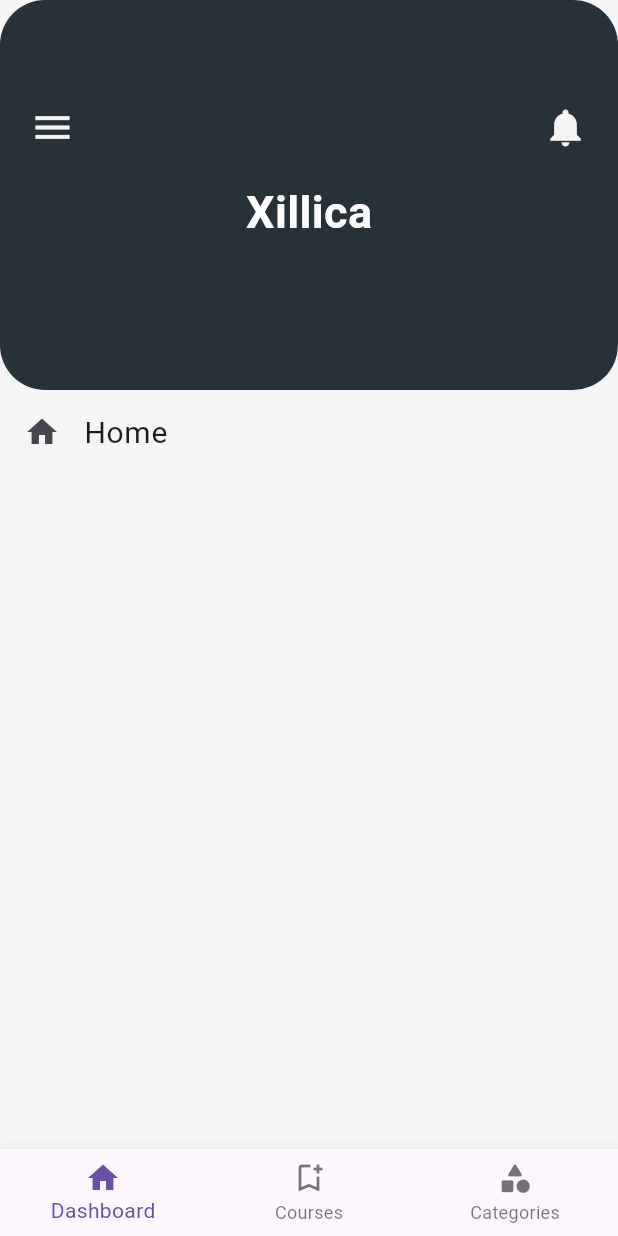
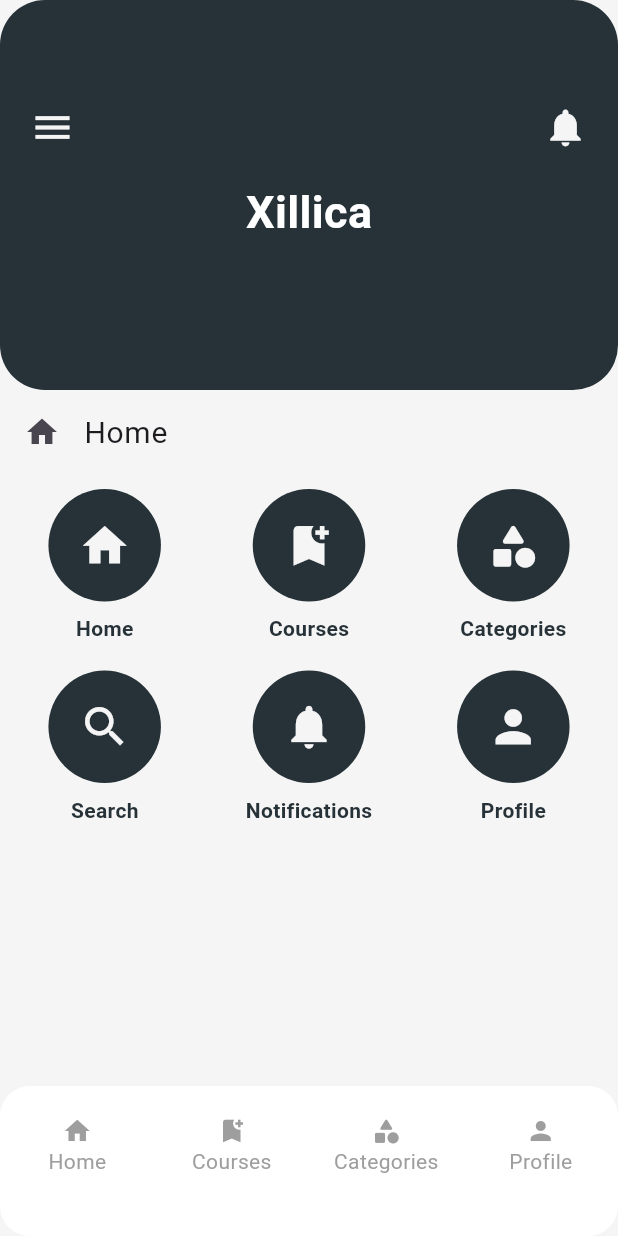
Before and after one commit to Chipsey/flutter-dev-template, a Flutter app: the screen it shows after launch, on a phone screen of 412 x 824 dp. Run offline on Flutter 3.47's test engine with Material 3 defaults, Android fonts, the phone set to English and light mode, and no system bars.

Commit message:
Rounded items init

```diff
--- /dev/null
+++ b/lib/components/customBottomNavBar.dart
@@ -0,0 +1,92 @@
+import 'package:flutter/material.dart';
+
+class CustomBottomNavBar extends StatelessWidget {
+  CustomBottomNavBar({Key? key});
+
+  // Define the routes and their corresponding icons and texts
+  final List<Map<String, dynamic>> routes = [
+    {
+      'route': '/dashboard',
+      'icon': Icons.home,
+      'text': 'Home',
+    },
+    {
+      'route': '/courses',
+      'icon': Icons.bookmark_add,
+      'text': 'Courses',
+    },
+    {
+      'route': '/categories',
+      'icon': Icons.category_rounded,
+      'text': 'Categories',
+    },
+    {
+      'route': '/profile',
+      'icon': Icons.person,
+      'text': 'Profile',
+    },
+  ];
+
+  checkCurrentRoute(String checkingRoute, String currentRoute) {
+    return checkingRoute == currentRoute;
+  }
+
+  @override
+  Widget build(BuildContext context) {
+    ///////////// Get the current route ////////////////
+    String currentRoute = ModalRoute.of(context)?.settings.name ?? '';
+
+    return Container(
+      height: 100, // Adjust height as needed
+      decoration: BoxDecoration(
+        color: Colors.white,
+        borderRadius: BorderRadius.circular(20),
+      ),
+      child: Column(
+        crossAxisAlignment: CrossAxisAlignment.center,
+        children: [
+          ///////////// Content //////////////
+          Row(
+            mainAxisAlignment: MainAxisAlignment.spaceBetween,
+            children: routes.map((routeData) {
+              return Expanded(
+                child: GestureDetector(
+                  onTap: () {
+                    Navigator.pushNamed(context, routeData['route']);
+                  },
+                  child: Container(
+                    padding: EdgeInsets.symmetric(vertical: 20),
+                    child: Column(
+                      children: [
+                        Icon(
+                          routeData['icon'],
+                          color: checkCurrentRoute(
+                                  routeData['route'], currentRoute)
+                              ? Colors.blueGrey[900]
+                              : Colors.grey[500],
+                          size: 20,
+                        ),
+                        Text(
+                          routeData['text'],
+                          style: TextStyle(
+                            color: checkCurrentRoute(
+                                    routeData['route'], currentRoute)
+                                ? Colors.blueGrey[900]
+                                : Colors.grey[500],
+                          ),
+                        )
+                      ],
+                    ),
+                  ),
+                ),
+              );
+            }).toList(),
+          ),
+          SizedBox(
+            height: 20,
+          ),
+        ],
+      ),
+    );
+  }
+}
--- a/lib/components/drawer.dart
+++ b/lib/components/drawer.dart
@@ -7,14 +7,18 @@ class CustomDrawer extends StatelessWidget {
 
   @override
   Widget build(BuildContext context) {
+    // Get the current route
     String currentRoute = ModalRoute.of(context)?.settings.name ?? '';
+    ///////////////// Basic Customs //////////////////
     return Drawer(
+
       backgroundColor: Colors.grey[100],
       child: Padding(
         padding: const EdgeInsets.only(bottom: 40),
         child: Column(
           mainAxisAlignment: MainAxisAlignment.spaceBetween,
           children: [
+            ///////////// Drawer Top Content ////////////////
             Column(children: [
               DrawerHeader(
                 decoration: BoxDecoration(
@@ -40,7 +44,7 @@ class CustomDrawer extends StatelessWidget {
                 },
               ),
               ListTile(
-                leading: Icon(Icons.bookmark_add_outlined),
+                leading: Icon(Icons.bookmark_add),
                 title: Text('Courses'),
                 tileColor: currentRoute == '/courses' ? Colors.grey[300] : null,
                 onTap: () {
@@ -56,16 +60,9 @@ class CustomDrawer extends StatelessWidget {
               ),
             ]),
 
+            //////////////// Drawer Bottom Content ///////////////////////////
             Column(
               children: [
-                ListTile(
-                  leading: Icon(Icons.question_mark),
-                  title: Text('About'),
-                  tileColor: currentRoute == '/about' ? Colors.grey[300] : null,
-                  onTap: () {
-                    // Navigate to desired screen
-                  },
-                ),
                 ListTile(
                   leading: Icon(Icons.person),
                   title: Text('Profile'),
--- a/lib/layouts/userLayout.dart
+++ b/lib/layouts/userLayout.dart
@@ -3,7 +3,6 @@
 import 'package:flutter/material.dart';
 import 'package:flutter/widgets.dart';
 import 'package:todo_app/pages/courses.dart';
-import 'package:todo_app/pages/dashboard.dart';
 
 class UserLayout extends StatelessWidget {
   const UserLayout({super.key});
--- a/lib/main.dart
+++ b/lib/main.dart
@@ -1,7 +1,6 @@
 // ignore_for_file: prefer_const_constructors
 
 import 'package:flutter/material.dart';
-import 'package:todo_app/layouts/userLayout.dart';
 import 'package:todo_app/pages/courses.dart';
 import 'package:todo_app/pages/dashboard.dart';
 import 'package:todo_app/pages/login.dart';
--- a/lib/pages/courses.dart
+++ b/lib/pages/courses.dart
@@ -1,8 +1,10 @@
 // ignore_for_file: prefer_const_constructors, prefer_const_literals_to_create_immutables
 
+import 'package:flutter/cupertino.dart';
 import 'package:flutter/material.dart';
 import 'package:flutter/widgets.dart';
 import 'package:todo_app/components/appBar.dart';
+import 'package:todo_app/components/customBottomNavBar.dart';
 import 'package:todo_app/components/drawer.dart';
 
 class Courses extends StatelessWidget {
@@ -12,36 +14,37 @@ class Courses extends StatelessWidget {
   Widget build(BuildContext context) {
     return Scaffold(
       backgroundColor: Colors.grey[100],
-      appBar: PreferredSize(
-        preferredSize: Size.fromHeight(0),
-        child: SizedBox.shrink(),
-      ),
       drawer: CustomDrawer(),
-      body: Column(crossAxisAlignment: CrossAxisAlignment.start, children: [
-        CustomAppBar(),
+      body: Column(
+          mainAxisAlignment: MainAxisAlignment.spaceBetween,
+          crossAxisAlignment: CrossAxisAlignment.start,
+          children: [
+            ////////////////////////  App Bar  ///////////////////////////
+            ///This is Static
             Column(
               children: [
+                CustomAppBar(),
+              ],
+            ),
+            ////////////////////////  Body  ///////////////////////////
+            ///This is Scrollable
+            Expanded(
+              child: SingleChildScrollView(
+                child: Column(children: [
                   ListTile(
-              leading: Icon(Icons.bookmark_add_outlined),
+                    leading: Icon(Icons.bookmark_add),
                     title: Text(
                       'Courses',
                       style: TextStyle(fontSize: 20),
                     ),
                   ),
-          ],
+                ]),
               ),
+            ),
+            /////////////////////  Bottom Nav Bar  ////////////////////////
+            ///this is Static
+            CustomBottomNavBar()
           ]),
-      bottomNavigationBar: BottomNavigationBar(
-        items: [
-          BottomNavigationBarItem(icon: Icon(Icons.home), label: 'Dashboard'),
-          BottomNavigationBarItem(
-            icon: Icon(Icons.bookmark_add_outlined),
-            label: 'Courses',
-          ),
-          BottomNavigationBarItem(
-              icon: Icon(Icons.category_rounded), label: 'Categories'),
-        ],
-      ),
     );
   }
 }
--- a/lib/pages/dashboard.dart
+++ b/lib/pages/dashboard.dart
@@ -1,22 +1,57 @@
-// ignore_for_file: prefer_const_constructors, prefer_const_literals_to_create_immutables
-
+import 'package:flutter/cupertino.dart';
 import 'package:flutter/material.dart';
 import 'package:flutter/widgets.dart';
 import 'package:todo_app/components/appBar.dart';
+import 'package:todo_app/components/customBottomNavBar.dart';
 import 'package:todo_app/components/drawer.dart';
 
 class Dashboard extends StatelessWidget {
-  const Dashboard({super.key});
+  const Dashboard({Key? key});
 
   @override
   Widget build(BuildContext context) {
+    List<Map<String, dynamic>> roundedItems = [
+      {
+        'icon': Icons.home,
+        'text': 'Home',
+      },
+      {
+        'icon': Icons.bookmark_add,
+        'text': 'Courses',
+      },
+      {
+        'icon': Icons.category_rounded,
+        'text': 'Categories',
+      },
+      {
+        'icon': Icons.search,
+        'text': 'Search',
+      },
+      {
+        'icon': Icons.notifications,
+        'text': 'Notifications',
+      },
+      {
+        'icon': Icons.person,
+        'text': 'Profile',
+      },
+    ];
+
     return Scaffold(
       backgroundColor: Colors.grey[100],
       drawer: CustomDrawer(),
-      body: Column(crossAxisAlignment: CrossAxisAlignment.start, children: [
+      body: Column(
+        mainAxisAlignment: MainAxisAlignment.spaceBetween,
+        crossAxisAlignment: CrossAxisAlignment.start,
+        children: [
+          ////////////////// App Bar /////////////////////
           CustomAppBar(),
-        Column(
+          Expanded(
+            //////////////////// Scrollable Content /////////////////////
+            child: SingleChildScrollView(
+              child: Column(
                 children: [
+                  ///////////////////// Body /////////////////////
                   ListTile(
                     leading: Icon(Icons.home),
                     title: Text(
@@ -24,16 +59,57 @@ class Dashboard extends StatelessWidget {
                       style: TextStyle(fontSize: 20),
                     ),
                   ),
+                  //////////////////////////////////////////
+                  Padding(
+                    padding: const EdgeInsets.only(top: 10),
+                    child: Wrap(
+                      spacing: 30,
+                      runSpacing: 10,
+                      alignment: WrapAlignment.spaceBetween,
+                      children: roundedItems.map((data) {
+                        return GestureDetector(
+                          onTap: () {},
+                          child: Padding(
+                            padding: const EdgeInsets.symmetric(horizontal: 3),
+                            child: Column(
+                              children: [
+                                Container(
+                                  width: 100,
+                                  decoration: BoxDecoration(
+                                    color: Colors.blueGrey[900],
+                                    shape: BoxShape.circle,
+                                  ),
+                                  padding: EdgeInsets.symmetric(vertical: 20),
+                                  child: Icon(
+                                    data['icon'],
+                                    color: Colors.grey[100],
+                                    size: 35,
+                                  ),
+                                ),
+                                Padding(
+                                  padding: const EdgeInsets.all(8.0),
+                                  child: Text(
+                                    data['text'],
+                                    style: TextStyle(
+                                      color: Colors.blueGrey[900],
+                                      fontWeight: FontWeight.bold,
+                                    ),
+                                  ),
+                                ),
                               ],
                             ),
-      ]),
-      bottomNavigationBar: BottomNavigationBar(
-        items: [
-          BottomNavigationBarItem(icon: Icon(Icons.home), label: 'Dashboard'),
-          BottomNavigationBarItem(
-              icon: Icon(Icons.bookmark_add_outlined), label: 'Courses'),
-          BottomNavigationBarItem(
-              icon: Icon(Icons.category_rounded), label: 'Categories'),
+                          ),
+                        );
+                      }).toList(),
+                    ),
+                  ),
+                  //////////////////////////////////////////
+                ],
+              ),
+            ),
+          ),
+          // Bottom Nav Bar
+          CustomBottomNavBar(),
         ],
       ),
     );
```
Lines whose indentation alone changed are shown as unchanged.
